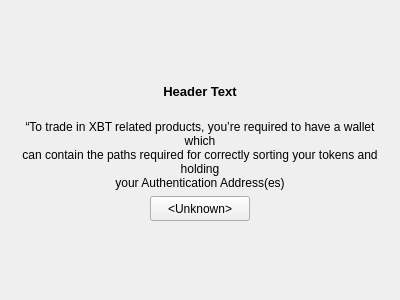
Qt form BlockSettleUILib/Trading/WalletShieldPage.ui (BlockSettle/terminal) before a commit.
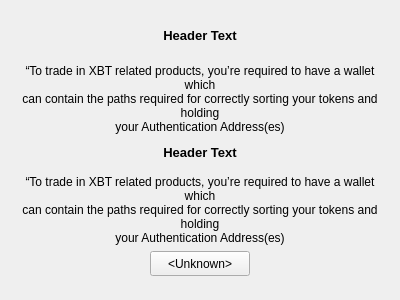
The same form after that commit.

Patch:
```diff
--- a/BlockSettleUILib/Trading/WalletShieldPage.ui
+++ b/BlockSettleUILib/Trading/WalletShieldPage.ui
@@ -28,6 +28,8 @@
     </spacer>
    </item>
    <item>
+    <layout class="QVBoxLayout" name="firstInfoBlock">
+     <item>
     <widget class="QWidget" name="headerWidget" native="true">
      <layout class="QVBoxLayout" name="verticalLayout">
       <property name="leftMargin">
@@ -116,6 +118,118 @@
      </property>
     </widget>
    </item>
+    </layout>
+   </item>
+   <item>
+    <widget class="QWidget" name="secondInfoBlock" native="true">
+     <layout class="QVBoxLayout" name="headerLytSecond">
+      <property name="spacing">
+       <number>0</number>
+      </property>
+      <property name="leftMargin">
+       <number>0</number>
+      </property>
+      <property name="topMargin">
+       <number>0</number>
+      </property>
+      <property name="rightMargin">
+       <number>0</number>
+      </property>
+      <property name="bottomMargin">
+       <number>0</number>
+      </property>
+      <item>
+       <widget class="QWidget" name="headerWidgetSecond" native="true">
+        <layout class="QVBoxLayout" name="verticalLayout_3">
+         <property name="leftMargin">
+          <number>0</number>
+         </property>
+         <property name="topMargin">
+          <number>0</number>
+         </property>
+         <property name="rightMargin">
+          <number>0</number>
+         </property>
+         <property name="bottomMargin">
+          <number>10</number>
+         </property>
+         <item>
+          <widget class="QLabel" name="shieldHeaderTextSecond">
+           <property name="minimumSize">
+            <size>
+             <width>0</width>
+             <height>25</height>
+            </size>
+           </property>
+           <property name="maximumSize">
+            <size>
+             <width>16777215</width>
+             <height>16777215</height>
+            </size>
+           </property>
+           <property name="font">
+            <font>
+             <pointsize>10</pointsize>
+             <weight>75</weight>
+             <bold>true</bold>
+            </font>
+           </property>
+           <property name="mouseTracking">
+            <bool>false</bool>
+           </property>
+           <property name="text">
+            <string>Header Text</string>
+           </property>
+           <property name="alignment">
+            <set>Qt::AlignCenter</set>
+           </property>
+           <property name="wordWrap">
+            <bool>true</bool>
+           </property>
+           <property name="h5" stdset="0">
+            <bool>true</bool>
+           </property>
+          </widget>
+         </item>
+        </layout>
+       </widget>
+      </item>
+      <item>
+       <widget class="QLabel" name="shieldTextSecond">
+        <property name="minimumSize">
+         <size>
+          <width>0</width>
+          <height>25</height>
+         </size>
+        </property>
+        <property name="maximumSize">
+         <size>
+          <width>16777215</width>
+          <height>16777215</height>
+         </size>
+        </property>
+        <property name="mouseTracking">
+         <bool>false</bool>
+        </property>
+        <property name="text">
+         <string>“To trade in XBT related products, you’re required to have a wallet which
+can contain the paths required for correctly sorting your tokens and holding
+your Authentication Address(es)</string>
+        </property>
+        <property name="alignment">
+         <set>Qt::AlignCenter</set>
+        </property>
+        <property name="wordWrap">
+         <bool>true</bool>
+        </property>
+        <property name="h5" stdset="0">
+         <bool>true</bool>
+        </property>
+       </widget>
+      </item>
+     </layout>
+    </widget>
+   </item>
    <item>
     <layout class="QHBoxLayout" name="horizontalLayout">
      <item>
```
Left out of the diff: 6 changed lines with no effect on the pictures. Lines whose indentation alone changed are shown as unchanged.
